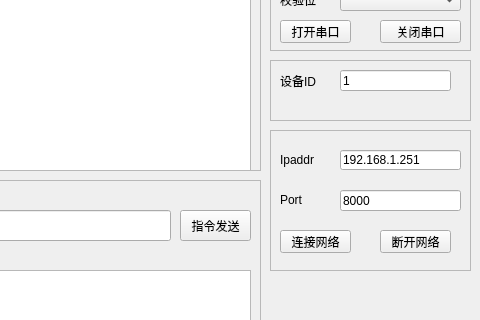
Qt form upper_app/manage_tool/mainwindow.ui (zc110747/remote_manage) before a commit; both pictures show x 230 to 710 and y 150 to 470 of the 710 by 740 pixel window.
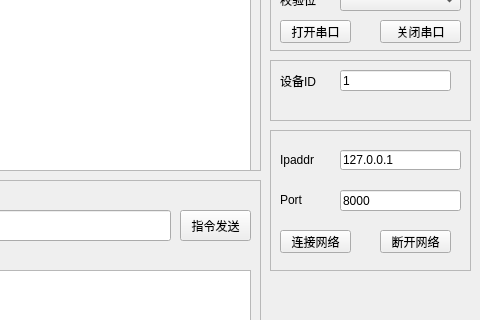
The same form after that commit.

The edit to the form file:
```diff
--- a/upper_app/manage_tool/mainwindow.ui
+++ b/upper_app/manage_tool/mainwindow.ui
@@ -561,7 +561,7 @@
       </rect>
      </property>
      <property name="text">
-      <string>192.168.1.251</string>
+      <string>127.0.0.1</string>
      </property>
     </widget>
     <widget class="QLabel" name="label_port">
```
Left out of the diff: 2 changed lines with no effect on the pictures.
